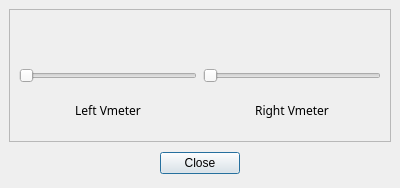
Old version of the form software/demos/ApfDacClientServer/src/Client/Vmeters.ui in the repository xcthulhu/armadeus.
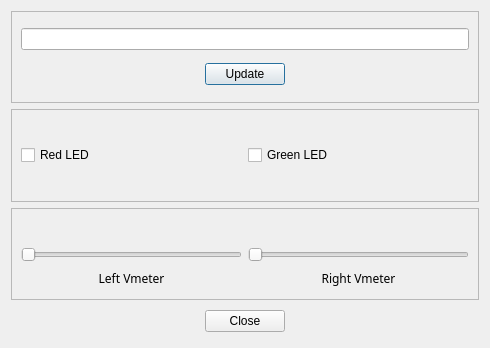
New version of the form. Icons and pictures are not drawn.

Diff of the .ui file:
```diff
--- a/software/demos/ApfDacClientServer/src/Client/Vmeters.ui
+++ b/software/demos/ApfDacClientServer/src/Client/Vmeters.ui
@@ -6,8 +6,8 @@
    <rect>
     <x>0</x>
     <y>0</y>
-    <width>400</width>
-    <height>188</height>
+    <width>490</width>
+    <height>348</height>
    </rect>
   </property>
   <property name="windowTitle" >
@@ -16,21 +16,85 @@
   <property name="windowIcon" >
    <iconset>../../../../apf/general/generalResources/iconsAndGraphics/armadeusIcon_50x50.png</iconset>
   </property>
-  <layout class="QGridLayout" >
-   <property name="margin" >
-    <number>9</number>
-   </property>
-   <property name="spacing" >
-    <number>6</number>
-   </property>
-   <item row="0" column="0" >
+  <layout class="QVBoxLayout" >
+   <item>
+    <widget class="QFrame" name="frame_3" >
+     <property name="frameShape" >
+      <enum>QFrame::StyledPanel</enum>
+     </property>
+     <property name="frameShadow" >
+      <enum>QFrame::Raised</enum>
+     </property>
     <layout class="QVBoxLayout" >
-     <property name="margin" >
-      <number>0</number>
-     </property>
-     <property name="spacing" >
-      <number>6</number>
-     </property>
+      <item>
+       <widget class="QLineEdit" name="lcdLineEdit" />
+      </item>
+      <item>
+       <layout class="QHBoxLayout" >
+        <item>
+         <spacer>
+          <property name="orientation" >
+           <enum>Qt::Horizontal</enum>
+          </property>
+          <property name="sizeHint" >
+           <size>
+            <width>40</width>
+            <height>20</height>
+           </size>
+          </property>
+         </spacer>
+        </item>
+        <item>
+         <widget class="QPushButton" name="lcdButton" >
+          <property name="text" >
+           <string>Update</string>
+          </property>
+         </widget>
+        </item>
+        <item>
+         <spacer>
+          <property name="orientation" >
+           <enum>Qt::Horizontal</enum>
+          </property>
+          <property name="sizeHint" >
+           <size>
+            <width>40</width>
+            <height>20</height>
+           </size>
+          </property>
+         </spacer>
+        </item>
+       </layout>
+      </item>
+     </layout>
+    </widget>
+   </item>
+   <item>
+    <widget class="QFrame" name="frame_2" >
+     <property name="frameShape" >
+      <enum>QFrame::StyledPanel</enum>
+     </property>
+     <property name="frameShadow" >
+      <enum>QFrame::Raised</enum>
+     </property>
+     <layout class="QHBoxLayout" >
+      <item>
+       <widget class="QCheckBox" name="redLEDBox" >
+        <property name="text" >
+         <string>Red LED</string>
+        </property>
+       </widget>
+      </item>
+      <item>
+       <widget class="QCheckBox" name="greenLEDBox" >
+        <property name="text" >
+         <string>Green LED</string>
+        </property>
+       </widget>
+      </item>
+     </layout>
+    </widget>
+   </item>
      <item>
       <widget class="QFrame" name="frame" >
        <property name="frameShape" >
@@ -40,25 +104,31 @@
         <enum>QFrame::Raised</enum>
        </property>
        <layout class="QGridLayout" >
-        <property name="margin" >
+      <property name="leftMargin" >
          <number>9</number>
         </property>
-        <property name="spacing" >
+      <property name="topMargin" >
+       <number>9</number>
+      </property>
+      <property name="rightMargin" >
+       <number>9</number>
+      </property>
+      <property name="bottomMargin" >
+       <number>9</number>
+      </property>
+      <property name="horizontalSpacing" >
+       <number>6</number>
+      </property>
+      <property name="verticalSpacing" >
          <number>6</number>
         </property>
         <item row="0" column="0" >
          <layout class="QHBoxLayout" >
-          <property name="margin" >
-           <number>0</number>
-          </property>
           <property name="spacing" >
            <number>6</number>
           </property>
           <item>
            <layout class="QVBoxLayout" >
-            <property name="margin" >
-             <number>0</number>
-            </property>
             <property name="spacing" >
              <number>6</number>
             </property>
@@ -117,6 +187,18 @@
             <property name="spacing" >
              <number>6</number>
             </property>
+          <property name="leftMargin" >
+           <number>0</number>
+          </property>
+          <property name="topMargin" >
+           <number>0</number>
+          </property>
+          <property name="rightMargin" >
+           <number>0</number>
+          </property>
+          <property name="bottomMargin" >
+           <number>0</number>
+          </property>
             <item>
              <widget class="QLabel" name="label_4" >
               <property name="autoFillBackground" >
@@ -168,6 +250,18 @@
        <property name="spacing" >
         <number>6</number>
        </property>
+     <property name="leftMargin" >
+      <number>0</number>
+     </property>
+     <property name="topMargin" >
+      <number>0</number>
+     </property>
+     <property name="rightMargin" >
+      <number>0</number>
+     </property>
+     <property name="bottomMargin" >
+      <number>0</number>
+     </property>
        <item>
         <spacer>
          <property name="orientation" >
@@ -200,8 +294,6 @@
           </size>
          </property>
         </spacer>
-       </item>
-      </layout>
      </item>
     </layout>
    </item>
```
Left out of the diff: 34 changed lines with no effect on the pictures. Lines whose indentation alone changed are shown as unchanged.
